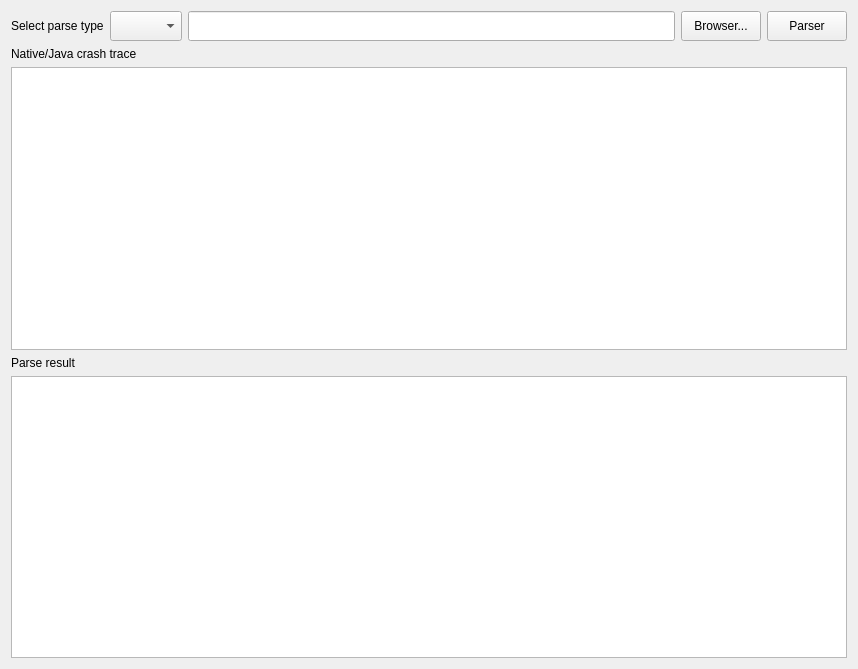
WeizhongLiang/AndroidBoyPublic, file src/Layout/traceParser.ui: the form before one commit.
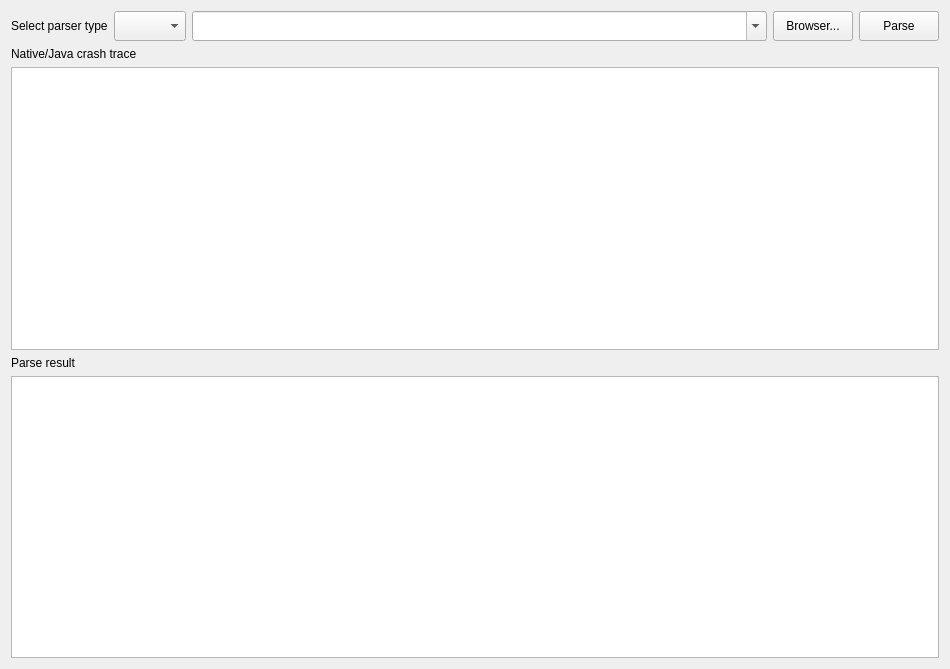
The form after the commit.

Commit message: refactor: 1. trace paser view 2.

Diff of the .ui file:
```diff
--- a/src/Layout/traceParser.ui
+++ b/src/Layout/traceParser.ui
@@ -6,7 +6,7 @@
    <rect>
     <x>0</x>
     <y>0</y>
-    <width>858</width>
+    <width>950</width>
     <height>669</height>
    </rect>
   </property>
@@ -19,7 +19,7 @@
      <item>
       <widget class="QLabel" name="label_3">
        <property name="text">
-        <string>Select parse type</string>
+        <string>Select parser type</string>
        </property>
       </widget>
      </item>
@@ -34,13 +34,25 @@
       </widget>
      </item>
      <item>
-      <widget class="QLineEdit" name="lineEdit_path">
+      <widget class="QComboBox" name="comboBox_paths">
+       <property name="sizePolicy">
+        <sizepolicy hsizetype="Expanding" vsizetype="Fixed">
+         <horstretch>0</horstretch>
+         <verstretch>0</verstretch>
+        </sizepolicy>
+       </property>
        <property name="minimumSize">
         <size>
          <width>0</width>
          <height>30</height>
         </size>
        </property>
+       <property name="editable">
+        <bool>true</bool>
+       </property>
+       <property name="insertPolicy">
+        <enum>QComboBox::InsertAtTop</enum>
+       </property>
       </widget>
      </item>
      <item>
@@ -65,7 +77,7 @@
         </size>
        </property>
        <property name="text">
-        <string>Parser</string>
+        <string>Parse</string>
        </property>
       </widget>
      </item>
```
The commit also changes 5 other files.
